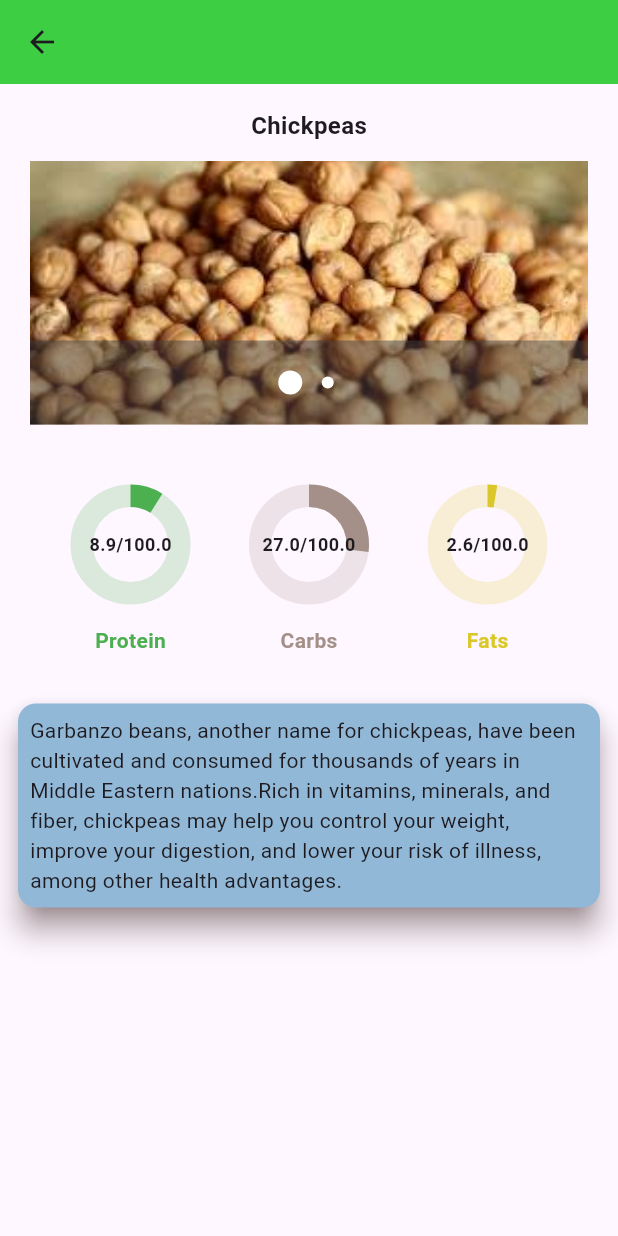
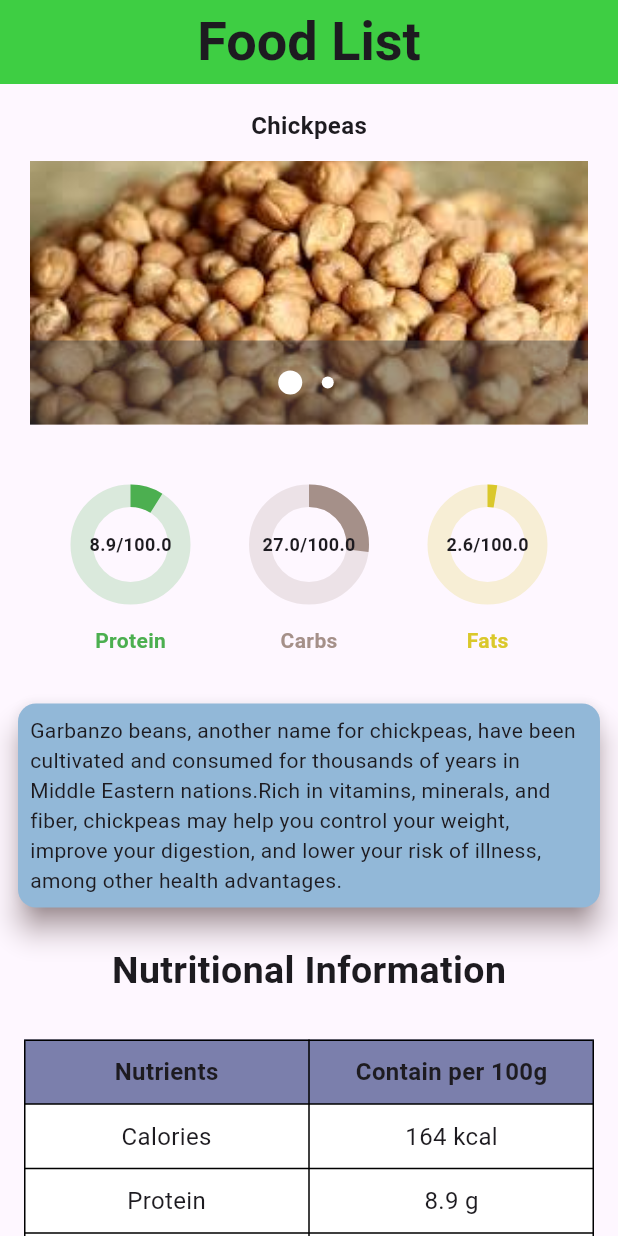
Before and after one commit to Shrijana1029/fitnessapp, a Flutter app: the FoodList screen opened directly, on a phone screen of 412 x 824 dp. Run offline on Flutter 3.47's test engine with Material 3 defaults, Android fonts, the phone set to English and light mode, and no system bars; drawn by our look-alikes of percent_indicator; our stand-ins replace another_carousel_pro, firebase_auth, firebase_core; accounts and stored records are empty.

Commit message:
Sauj : Nutritional info table

```diff
--- a/lib/main.dart
+++ b/lib/main.dart
@@ -1,7 +1,5 @@
-import 'package:fitnessapp/screens/breakfast_page.dart';
+import 'package:fitnessapp/screens/food_list.dart';
 import 'package:fitnessapp/screens/front_page.dart';
-import 'package:fitnessapp/screens/home.dart';
-import 'package:fitnessapp/screens/login_page.dart';
 // import 'package:fitnessapp/screens/profile.dart';
 import 'package:flutter/material.dart';
 import 'package:firebase_core/firebase_core.dart';
@@ -28,7 +26,7 @@ class MyApp extends StatelessWidget {
         navigatorKey: navigatorKey,
         scaffoldMessengerKey: scaffoldKey,
         title: 'Flutter Demo',
-        home: FrontPage(),
+        home: FoodList(),
         theme: ThemeData(
           textTheme: const TextTheme(
             displayLarge: TextStyle(
--- a/lib/screens/extra.dart
+++ b/lib/screens/extra.dart
@@ -7,9 +7,11 @@ import 'package:flutter/material.dart';
 void main() => runApp(FitnessApp());
 
 class FitnessApp extends StatelessWidget {
+  const FitnessApp({super.key});
+
   @override
   Widget build(BuildContext context) {
-    return MaterialApp(
+    return const MaterialApp(
       home: FitnessScreen(),
       debugShowCheckedModeBanner: false,
     );
@@ -17,6 +19,8 @@ class FitnessApp extends StatelessWidget {
 }
 
 class FitnessScreen extends StatelessWidget {
+  const FitnessScreen({super.key});
+
   @override
   Widget build(BuildContext context) {
     return Scaffold(
--- a/lib/screens/food_list.dart
+++ b/lib/screens/food_list.dart
@@ -12,6 +12,8 @@ class FoodList extends StatelessWidget {
       appBar: AppBar(
         // backgroundColor: Theme.of(context).colorScheme.primary,
         backgroundColor: const Color.fromARGB(255, 62, 206, 67),
+        title: const Text('Food List'),
+        centerTitle: true,
       ),
       body: SingleChildScrollView(
         child: Container(
@@ -71,12 +73,62 @@ class FoodList extends StatelessWidget {
                         'Garbanzo beans, another name for chickpeas, have been cultivated and consumed for thousands of years in Middle Eastern nations.Rich in vitamins, minerals, and fiber, chickpeas may help you control your weight, improve your digestion, and lower your risk of illness, among other health advantages.'),
                   ),
                 ),
+                const SizedBox(
+                  height: 20,
+                ),
+                const Text(
+                  'Nutritional Information',
+                  textAlign: TextAlign.left,
+                  style: TextStyle(fontWeight: FontWeight.bold, fontSize: 25),
+                ),
+                const SizedBox(
+                  height: 20,
+                ),
+                Padding(
+                  padding: const EdgeInsets.all(8.0),
+                  child: Table(
+                    border: TableBorder.all(),
+                    columnWidths: const {
+                      0: FractionColumnWidth(0.5),
+                      1: FractionColumnWidth(0.5),
+                    },
+                    children: [
+                      buildRow(['Nutrients', 'Contain per 100g'],
+                          isHeader: true),
+                      buildRow(['Calories', '164 kcal']),
+                      buildRow(['Protein', '8.9 g']),
+                      buildRow(['Total fat :', '2.6 g']),
+                      buildRow(['- Saturated', '0.27 g']),
+                      buildRow(['- Unsaturated', '0.58 g']),
+                      buildRow(['- Monosaturated', '1.16 g']),
+                    ],
+                  ),
+                )
               ],
             )),
       ),
     );
   }
 
+  TableRow buildRow(List<String> cells, {bool isHeader = false}) => TableRow(
+          children: cells.map((cell) {
+        final style = TextStyle(
+            fontWeight: isHeader ? FontWeight.bold : FontWeight.normal,
+            fontSize: 16);
+        return Container(
+          padding: const EdgeInsets.all(10),
+          decoration: BoxDecoration(
+            color: isHeader
+                ? const Color.fromARGB(255, 123, 127, 172)
+                : Colors.white,
+          ),
+          child: Center(
+              child: Text(
+            cell,
+            style: style,
+          )),
+        );
+      }).toList());
   Widget _buildMacroIndicator({
     required String label,
     required double value,
--- a/lib/screens/front_page.dart
+++ b/lib/screens/front_page.dart
@@ -7,7 +7,7 @@ import 'package:fitnessapp/screens/profile.dart';
 import 'package:flutter/material.dart';
 
 class FrontPage extends StatefulWidget {
-  FrontPage({super.key});
+  const FrontPage({super.key});
 
   @override
   State<FrontPage> createState() => _FrontPageState();
@@ -104,7 +104,7 @@ Future scrollbottom(BuildContext context) {
   return showModalBottomSheet(
     context: context,
     backgroundColor: Colors.white,
-    shape: RoundedRectangleBorder(
+    shape: const RoundedRectangleBorder(
       borderRadius: BorderRadius.vertical(top: Radius.circular(16)),
     ),
     builder: (context) {
--- a/lib/screens/home.dart
+++ b/lib/screens/home.dart
@@ -310,7 +310,7 @@ class _HomeState extends State<Home> {
                     icon3,
                     color: Colors.orange,
                   ),
-                  SizedBox(width: 8),
+                  const SizedBox(width: 8),
                   Text(
                     goal,
                     style: TextStyle(
--- a/lib/screens/signup_page.dart
+++ b/lib/screens/signup_page.dart
@@ -25,7 +25,7 @@ class _SignupPageState extends State<SignupPage> {
   @override
   Widget build(BuildContext context) {
     return Scaffold(
-      backgroundColor: Color.fromARGB(255, 237, 234, 215),
+      backgroundColor: const Color.fromARGB(255, 237, 234, 215),
       body: SingleChildScrollView(
         scrollDirection: Axis.vertical,
         child: Column(
@@ -93,8 +93,8 @@ class _SignupPageState extends State<SignupPage> {
                         displayMessage = message;
                       }
                     }
-                    ScaffoldMessenger.of(context).showSnackBar(
-                        SnackBar(content: Text('$displayMessage')));
+                    ScaffoldMessenger.of(context)
+                        .showSnackBar(SnackBar(content: Text(displayMessage)));
                   },
                   style: ElevatedButton.styleFrom(
                     backgroundColor: Colors.black,
```
